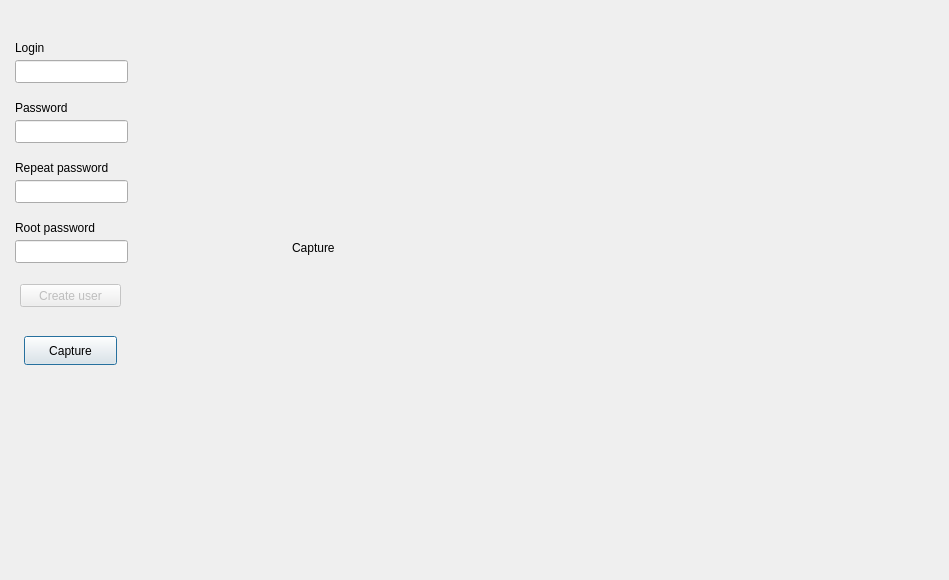
First picture: the form in add_user.ui, repository degieusz/face_recogniction, before the edit.
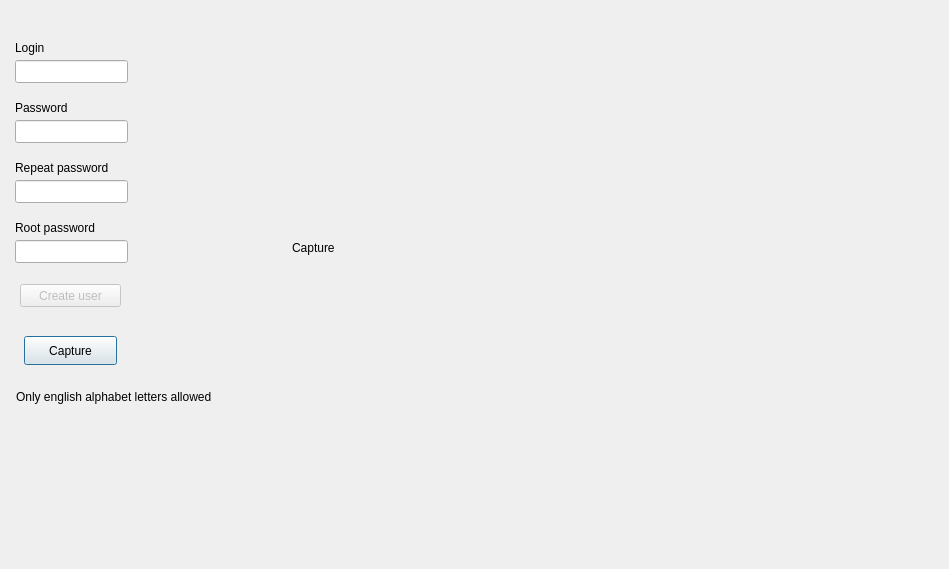
Second picture: the form after the edit.

What changed in the file:
```diff
--- a/add_user.ui
+++ b/add_user.ui
@@ -7,7 +7,7 @@
     <x>0</x>
     <y>0</y>
     <width>949</width>
-    <height>580</height>
+    <height>569</height>
    </rect>
   </property>
   <property name="windowTitle">
@@ -160,7 +160,7 @@
    <property name="geometry">
     <rect>
      <x>16</x>
-     <y>492</y>
+     <y>488</y>
      <width>745</width>
      <height>61</height>
     </rect>
@@ -169,6 +169,19 @@
     <string/>
    </property>
   </widget>
+  <widget class="QLabel" name="english_alphabet">
+   <property name="geometry">
+    <rect>
+     <x>16</x>
+     <y>380</y>
+     <width>241</width>
+     <height>33</height>
+    </rect>
+   </property>
+   <property name="text">
+    <string>Only english alphabet letters allowed</string>
+   </property>
+  </widget>
  </widget>
  <resources/>
  <connections/>
```
